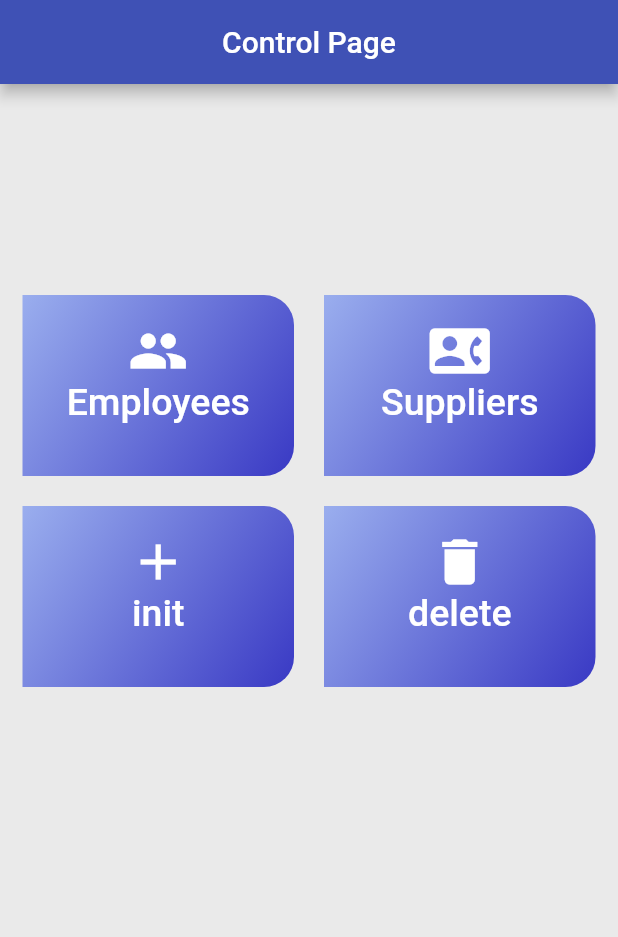
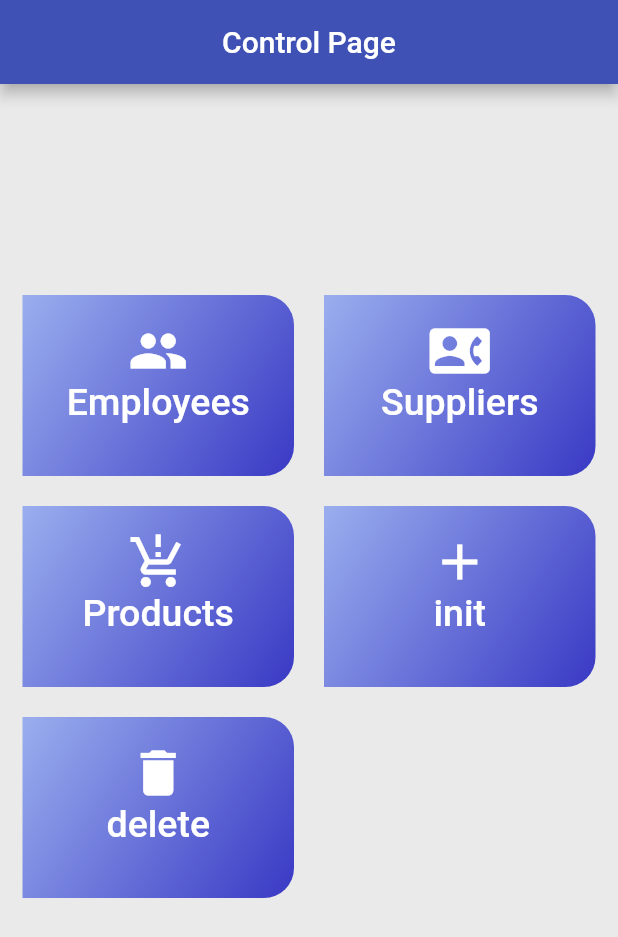
Before and after one commit to swilam202/cafe-system, a Flutter app: the screen it shows after launch, on a phone screen of 412 x 824 dp. Shown: the top 937 px of the screen. Run offline on Flutter 3.47's test engine with Material 2 defaults, Android fonts, the phone set to English and light mode, and no system bars; our stand-ins replace get, sqflite; accounts and stored records are empty.

Commit message:
some changes

```diff
--- a/lib/database/sqldb.dart
+++ b/lib/database/sqldb.dart
@@ -38,6 +38,24 @@ class SQLDB {
        phone INTEGER)
        ''');
 
+    batch.execute('''
+       CREATE TABLE "products"(
+       id INTEGER PRIMARY KEY AUTOINCREMENT,
+       name TEXT,
+       price INTEGER,
+       duration TEXT)
+       ''');
+
+    batch.execute('''
+       CREATE TABLE "order"(
+       id INTEGER PRIMARY KEY AUTOINCREMENT,
+       code INTEGER,
+       name TEXT,
+       amount INTEGER,
+       total INTEGER,
+       status TEXT)
+       ''');
+
     await batch.commit();
   }
 
--- a/lib/main.dart
+++ b/lib/main.dart
@@ -1,9 +1,12 @@
+import 'package:cafe/pages/cashier%20pages/add%20order.dart';
 import 'package:flutter/material.dart';
 import 'package:get/get.dart';
 
 import 'pages/admin pages/admin home page.dart';
 import 'pages/admin pages/employees.dart';
+import 'pages/admin pages/products.dart';
 import 'pages/admin pages/suppliers page.dart';
+import 'pages/cashier pages/cahier home page.dart';
 import 'pages/loginPage.dart';
 
 void main() {
@@ -20,12 +23,14 @@ class MyApp extends StatelessWidget {
       theme: ThemeData(
         primarySwatch: Colors.indigo,
       ),
-      initialRoute: 'admin',
+      home: AdminHomePage(),
       routes: {
         'login':(context)=>LogIn(),
         'admin':(context)=>AdminHomePage(),
         'users':(context)=>UserInfo(),
         'suppliers':(context)=>SuppliersPage(),
+        'products':(context)=>Products(),
+        'order': (context)=>Orders(),
       },
     );
   }
--- a/lib/pages/admin pages/admin home page.dart
+++ b/lib/pages/admin pages/admin home page.dart
@@ -41,6 +41,10 @@ class _AdminHomePageState extends State<AdminHomePage> {
                 'Suppliers',
                 () => Navigator.of(context).pushNamed('suppliers'),
                 Icons.contact_phone),
+            gridButton(
+                'Products',
+                    () => Navigator.of(context).pushNamed('products'),
+                Icons.production_quantity_limits),
             gridButton('init', () {
               sqldb.initDatabase();
             }, Icons.add),
--- /dev/null
+++ b/lib/pages/cashier pages/add order.dart
@@ -0,0 +1,45 @@
+import 'package:flutter/material.dart';
+import 'package:get/get.dart';
+
+import '../../components/employees sheet.dart';
+import '../../components/products listTile.dart';
+import '../../controllers/data controller.dart';
+
+class Orders extends StatefulWidget {
+  const Orders({Key? key}) : super(key: key);
+
+  @override
+  State<Orders> createState() => _OrdersState();
+}
+
+class _OrdersState extends State<Orders> {
+  DataController controller = Get.put(DataController());
+
+  @override
+  void initState() {
+    // TODO: implement initState
+    super.initState();
+    controller.getUsers('products');
+
+  }
+  @override
+  Widget build(BuildContext context) {
+    return Scaffold(
+      appBar: AppBar(),
+      body: Obx(
+            () => ListView.builder(
+          itemCount: controller.products.length,
+          itemBuilder: (context, index) {
+            return ProductListTile(
+              controller.products[index]['id'],
+              controller.products[index]['name'],
+              controller.products[index]['price'],
+              controller.products[index]['duration'],
+
+            );
+          },
+        ),
+      ),
+    );
+  }
+}
```
Also changed, not shown: lib/components/products listTile.dart (added, +32 -0 lines), lib/controllers/data controller.dart (+10 -2 lines), lib/pages/admin pages/products.dart (added, +103 -0 lines), lib/pages/cashier pages/cahier home page.dart (added, +31 -0 lines). Lines whose indentation alone changed are shown as unchanged.
